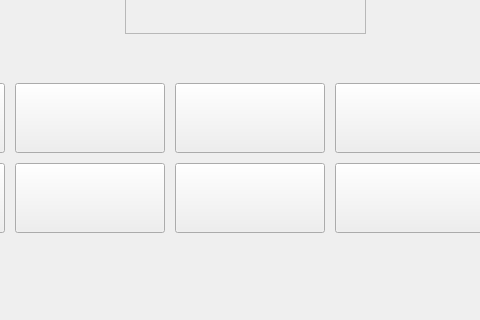
NunzioSilarbi/Anime-battle, file character_select.ui: the form before one commit; both pictures show x 215 to 695 and y 247 to 567 of the 940 by 567 pixel window.
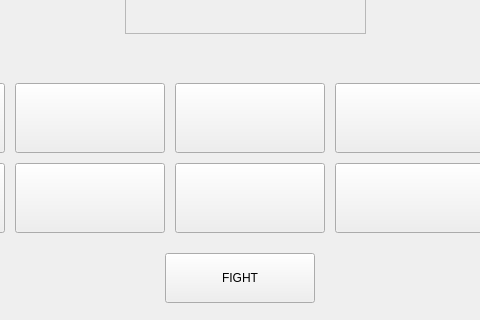
The form after the commit. Icons and pictures are not drawn.

Commit message: fight page changement background (fonctionne pas)

Diff of the .ui file:
```diff
--- a/character_select.ui
+++ b/character_select.ui
@@ -375,6 +375,19 @@
      <string>GO BACK</string>
     </property>
    </widget>
+   <widget class="QPushButton" name="fight_button">
+    <property name="geometry">
+     <rect>
+      <x>390</x>
+      <y>500</y>
+      <width>150</width>
+      <height>50</height>
+     </rect>
+    </property>
+    <property name="text">
+     <string>FIGHT</string>
+    </property>
+   </widget>
   </widget>
  </widget>
  <resources/>
```
The commit also changes 5 other files.
